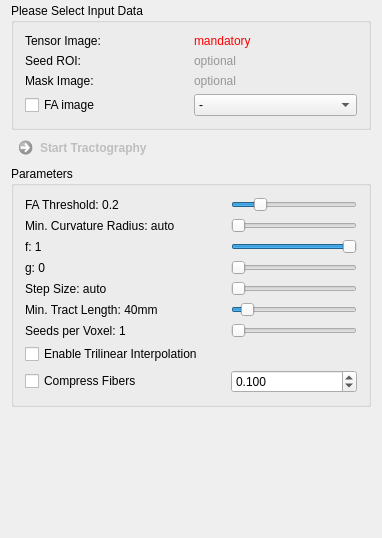
Qt form Plugins/org.mitk.gui.qt.diffusionimaging/src/internal/QmitkStreamlineTrackingViewControls.ui (MITK/MITK) before a commit.
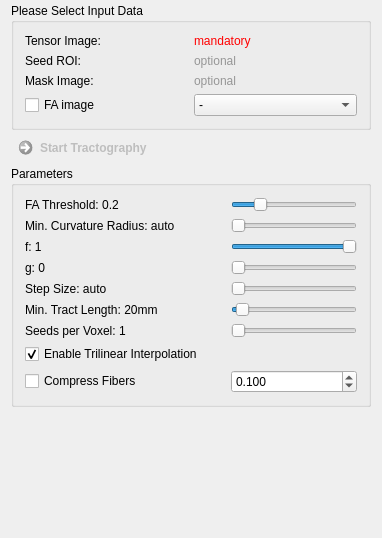
The same form after that commit. Custom widgets are drawn as their Qt base class.

Commit message: adapted test data

The edit to the form file:
```diff
--- a/Plugins/org.mitk.gui.qt.diffusionimaging/src/internal/QmitkStreamlineTrackingViewControls.ui
+++ b/Plugins/org.mitk.gui.qt.diffusionimaging/src/internal/QmitkStreamlineTrackingViewControls.ui
@@ -124,7 +124,7 @@
          <string/>
         </property>
         <property name="text">
-         <string>Min. Tract Length: 40mm</string>
+         <string>Min. Tract Length: 20mm</string>
         </property>
        </widget>
       </item>
@@ -250,7 +250,7 @@
          <number>500</number>
         </property>
         <property name="value">
-         <number>40</number>
+         <number>20</number>
         </property>
         <property name="orientation">
          <enum>Qt::Horizontal</enum>
@@ -266,7 +266,7 @@
          <string>Enable Trilinear Interpolation</string>
         </property>
         <property name="checked">
-         <bool>false</bool>
+         <bool>true</bool>
         </property>
        </widget>
       </item>
```
Left out of the diff: 2 changed lines with no effect on the pictures. The commit also changes 1 other file.
